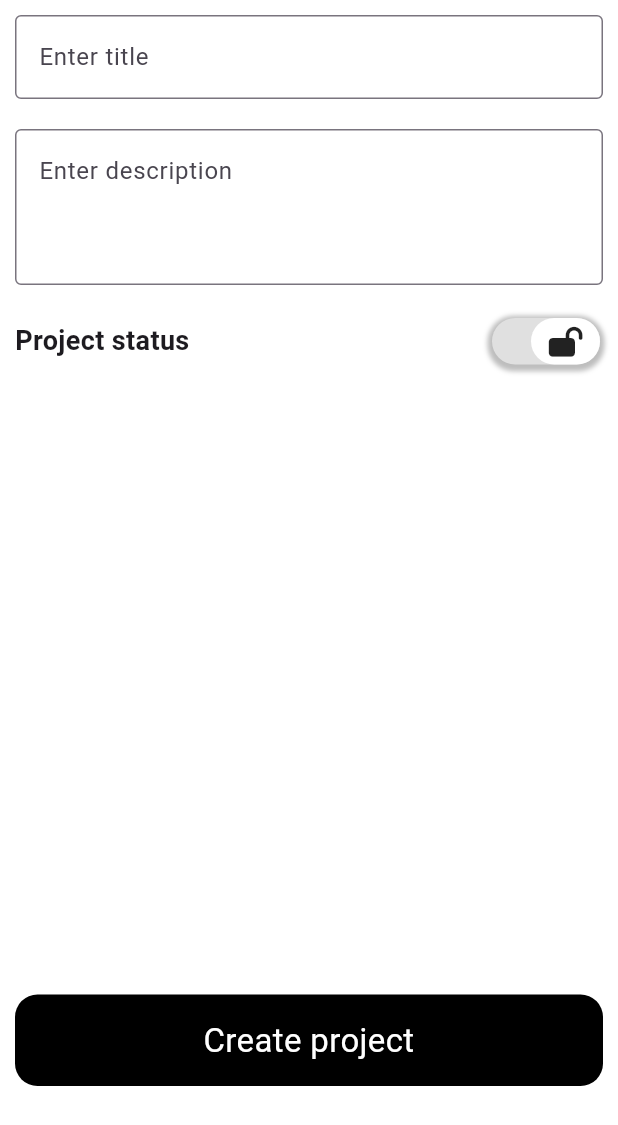
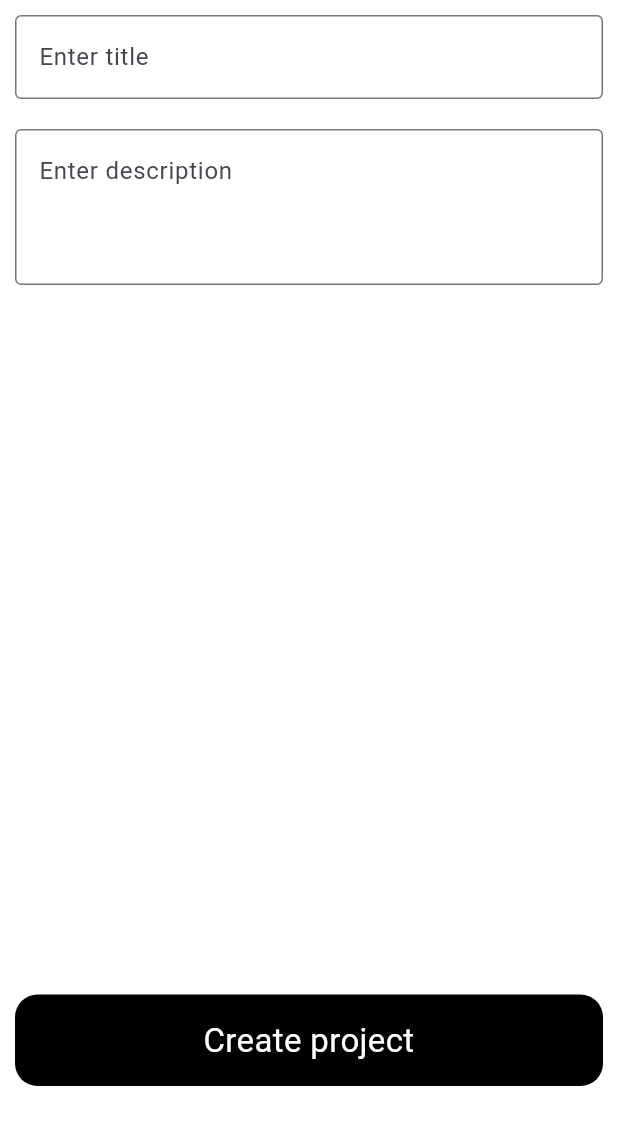
Before and after one commit to whStalker/tg_mini_app, a Flutter app: the CreateProjectPage screen opened directly, on a phone screen of 412 x 824 dp. Shown: the top 1125 px of the screen. Run offline on Flutter 3.47's test engine with Material 3 defaults, Android fonts, the phone set to English and light mode, and no system bars; drawn by our look-alikes of animated_toggle_switch; our stand-ins replace animated_notch_bottom_bar, font_awesome_flutter; missing offline and left inert: image_stack, telegram_web_app.

Commit message:
-- ui update

```diff
--- a/lib/presentation/add_member_page.dart
+++ b/lib/presentation/add_member_page.dart
@@ -8,7 +8,6 @@ class AddMemberPage extends StatefulWidget {
 }
 
 class _AddMemberPageState extends State<AddMemberPage> {
-  @override
   @override
   Widget build(BuildContext context) {
     return Scaffold(
--- a/lib/presentation/create_project_page.dart
+++ b/lib/presentation/create_project_page.dart
@@ -50,74 +50,74 @@ class _CreateProjectPageState extends State<CreateProjectPage> {
               const SizedBox(height: 20),
 
               // Mark project private or public
-              Row(
-                mainAxisAlignment: MainAxisAlignment.spaceBetween,
-                children: [
-                  const Text(
-                    'Project status',
-                    style: TextStyle(
-                      fontSize: 18,
-                      fontWeight: FontWeight.w600,
-                    ),
-                  ),
-                  AnimatedToggleSwitch.dual(
-                    current: positive,
-                    first: true,
-                    second: false,
-                    spacing: -20, // toggle width
-                    height: 35,
-                    borderWidth: 2,
-                    onChanged: (i) => setState(() => positive = i),
-                    iconBuilder: (value) => FaIcon(
-                      value ? FontAwesomeIcons.lock : FontAwesomeIcons.lockOpen,
-                      size: 20,
-                    ),
+              // Row(
+              //   mainAxisAlignment: MainAxisAlignment.spaceBetween,
+              //   children: [
+              //     const Text(
+              //       'Project status',
+              //       style: TextStyle(
+              //         fontSize: 18,
+              //         fontWeight: FontWeight.w600,
+              //       ),
+              //     ),
+              //     AnimatedToggleSwitch.dual(
+              //       current: positive,
+              //       first: true,
+              //       second: false,
+              //       spacing: -20, // toggle width
+              //       height: 35,
+              //       borderWidth: 2,
+              //       onChanged: (i) => setState(() => positive = i),
+              //       iconBuilder: (value) => FaIcon(
+              //         value ? FontAwesomeIcons.lock : FontAwesomeIcons.lockOpen,
+              //         size: 20,
+              //       ),
 
-                    style: ToggleStyle(
-                      borderColor: Colors.transparent,
-                      backgroundColor: Colors.grey[300],
-                      indicatorColor: Colors.white,
-                      boxShadow: [
-                        const BoxShadow(
-                          color: Colors.black26,
-                          spreadRadius: 1,
-                          blurRadius: 2,
-                          offset: Offset(0, 1.5),
-                        ),
-                      ],
-                    ),
-                  ),
+              //       style: ToggleStyle(
+              //         borderColor: Colors.transparent,
+              //         backgroundColor: Colors.grey[300],
+              //         indicatorColor: Colors.white,
+              //         boxShadow: [
+              //           const BoxShadow(
+              //             color: Colors.black26,
+              //             spreadRadius: 1,
+              //             blurRadius: 2,
+              //             offset: Offset(0, 1.5),
+              //           ),
+              //         ],
+              //       ),
+              //     ),
 
-                  //   AnimatedToggleSwitch<bool>.dual(
-                  //   current: positive,
-                  //   first: false,
-                  //   second: true,
-                  //   spacing: 50.0,
-                  //   style: const ToggleStyle(
-                  //     borderColor: Colors.transparent,
-                  //     boxShadow: const [
-                  //       BoxShadow(
-                  //         color: Colors.black26,
-                  //         spreadRadius: 1,
-                  //         blurRadius: 2,
-                  //         offset: Offset(0, 1.5),
-                  //       ),
-                  //     ],
-                  //   ),
-                  //   borderWidth: 5.0,
-                  //   height: 55,
-                  //   onChanged: (b) => setState(() => positive = b),
-                  //   styleBuilder: (b) =>
-                  //       ToggleStyle(indicatorColor: b ? Colors.red : Colors.green),
-                  //   iconBuilder: (value) => value
-                  //       ? Icon(Icons.coronavirus_rounded)
-                  //       : Icon(Icons.tag_faces_rounded),
-                  //   textBuilder: (value) => value
-                  //       ? Center(child: Text('Oh no...'))
-                  //       : Center(child: Text('Nice :)')),
-                  // ),
-                ],
-              ),
+              //     //   AnimatedToggleSwitch<bool>.dual(
+              //     //   current: positive,
+              //     //   first: false,
+              //     //   second: true,
+              //     //   spacing: 50.0,
+              //     //   style: const ToggleStyle(
+              //     //     borderColor: Colors.transparent,
+              //     //     boxShadow: const [
+              //     //       BoxShadow(
+              //     //         color: Colors.black26,
+              //     //         spreadRadius: 1,
+              //     //         blurRadius: 2,
+              //     //         offset: Offset(0, 1.5),
+              //     //       ),
+              //     //     ],
+              //     //   ),
+              //     //   borderWidth: 5.0,
+              //     //   height: 55,
+              //     //   onChanged: (b) => setState(() => positive = b),
+              //     //   styleBuilder: (b) =>
+              //     //       ToggleStyle(indicatorColor: b ? Colors.red : Colors.green),
+              //     //   iconBuilder: (value) => value
+              //     //       ? Icon(Icons.coronavirus_rounded)
+              //     //       : Icon(Icons.tag_faces_rounded),
+              //     //   textBuilder: (value) => value
+              //     //       ? Center(child: Text('Oh no...'))
+              //     //       : Center(child: Text('Nice :)')),
+              //     // ),
+              //   ],
+              // ),
             ],
           ),
         ),
--- a/pubspec.yaml
+++ b/pubspec.yaml
@@ -40,6 +40,8 @@ dependencies:
   intl: ^0.19.0
   animated_notch_bottom_bar: ^1.0.3
   animated_toggle_switch: ^0.8.2
+
+  flutter_slidable: ^3.1.1
 
   image_stack: ^2.1.1
 
```
Also changed, not shown: lib/main.dart (+11 -3 lines), lib/presentation/project_info_page.dart (+174 -89 lines), lib/presentation/task_info_page.dart (added, +33 -0 lines), pubspec.lock, 1 other file.
